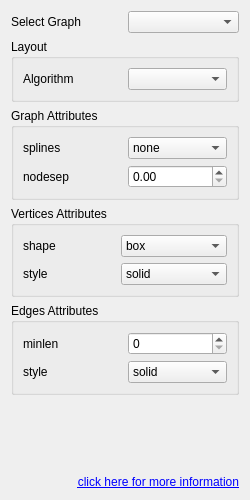
The window that ui/graphpage.ui (romeoxbm/depgraphv) describes before a commit, drawn with Qt 5.
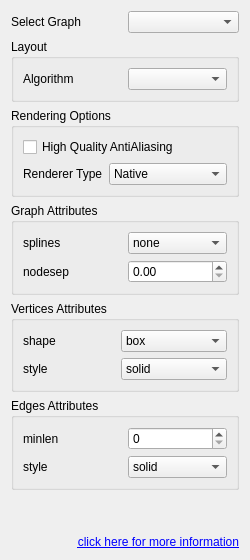
The same window after the commit.

Commit message: - GraphPage ui has been modified; - Added mappings for highQualityAA and RendererType;

Patch:
```diff
--- a/ui/graphpage.ui
+++ b/ui/graphpage.ui
@@ -7,19 +7,19 @@
     <x>0</x>
     <y>0</y>
     <width>250</width>
-    <height>500</height>
+    <height>560</height>
    </rect>
   </property>
   <property name="minimumSize">
    <size>
     <width>250</width>
-    <height>500</height>
+    <height>560</height>
    </size>
   </property>
   <property name="maximumSize">
    <size>
     <width>16777215</width>
-    <height>502</height>
+    <height>560</height>
    </size>
   </property>
   <property name="windowTitle">
@@ -89,6 +89,46 @@
         </layout>
        </widget>
       </item>
+      <item>
+       <widget class="QGroupBox" name="renderingGroupBox">
+        <property name="title">
+         <string>Rendering Options</string>
+        </property>
+        <layout class="QFormLayout" name="formLayout">
+         <item row="0" column="0" colspan="2">
+          <widget class="QCheckBox" name="highQualityAA">
+           <property name="text">
+            <string>High Quality AntiAliasing</string>
+           </property>
+          </widget>
+         </item>
+         <item row="1" column="0">
+          <widget class="QLabel" name="rendererTypeLabel">
+           <property name="text">
+            <string>Renderer Type</string>
+           </property>
+           <property name="buddy">
+            <cstring>rendererType</cstring>
+           </property>
+          </widget>
+         </item>
+         <item row="1" column="1">
+          <widget class="QComboBox" name="rendererType">
+           <item>
+            <property name="text">
+             <string>Native</string>
+            </property>
+           </item>
+           <item>
+            <property name="text">
+             <string>OpenGL</string>
+            </property>
+           </item>
+          </widget>
+         </item>
+        </layout>
+       </widget>
+      </item>
       <item>
        <widget class="QGroupBox" name="graphAttribsGroupBox">
         <property name="title">
```
The commit also changes 1 other file.
